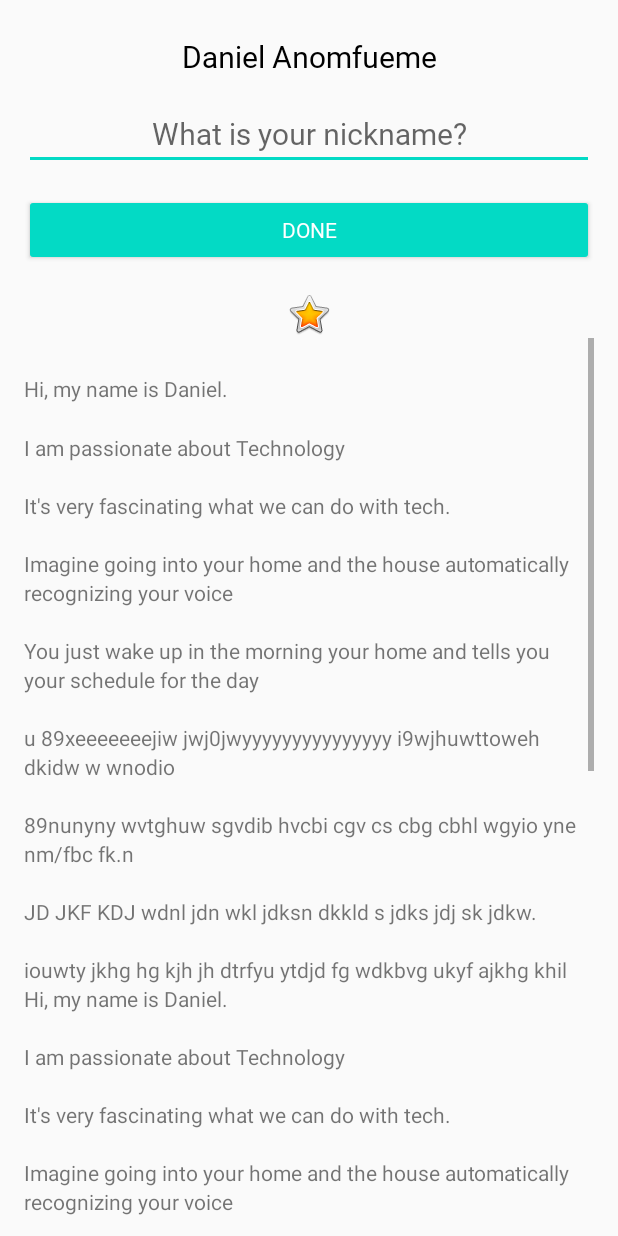
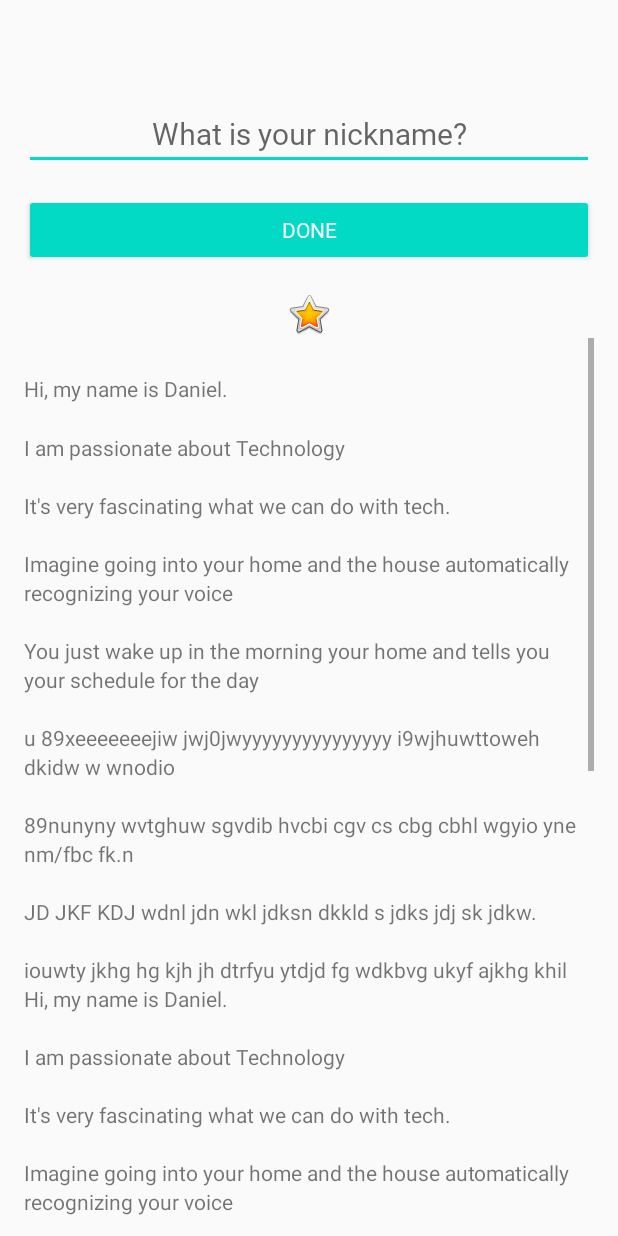
Before and after one commit to LifeofDan-EL/About_Me, an Android app: the layout activity_main.xml on its own in the app's theme, with its tools: preview values and no code run, on a phone screen of 412 x 824 dp. Run offline under Robolectric (Android 15) with nearby library versions, the phone set to English and light mode, and no system bars.

```diff
--- a/app/build.gradle
+++ b/app/build.gradle
@@ -23,6 +23,10 @@ android {
         }
     }
 
+    dataBinding {
+        enabled = true
+    }
+
 }
 
 dependencies {
--- /dev/null
+++ b/app/src/main/java/com/danielanomfueme/aboutme/MyName.kt
@@ -0,0 +1,6 @@
+package com.danielanomfueme.aboutme
+
+data class MyName (
+    var name: String = "",
+    var nickname: String = ""
+)
--- a/app/src/main/res/layout/activity_main.xml
+++ b/app/src/main/res/layout/activity_main.xml
@@ -1,7 +1,16 @@
 <?xml version="1.0" encoding="utf-8"?>
-<androidx.appcompat.widget.LinearLayoutCompat xmlns:android="http://schemas.android.com/apk/res/android"
+<layout
+    xmlns:android="http://schemas.android.com/apk/res/android"
     xmlns:app="http://schemas.android.com/apk/res-auto"
-    xmlns:tools="http://schemas.android.com/tools"
+    xmlns:tools="http://schemas.android.com/tools">
+
+    <data>
+        <variable
+            name="myName"
+            type="com.danielanomfueme.aboutme.MyName" />
+    </data>
+
+<androidx.appcompat.widget.LinearLayoutCompat
     android:layout_width="match_parent"
     android:layout_height="match_parent"
     android:orientation="vertical"
@@ -14,7 +23,7 @@
         style="@style/NameStyle"
         android:layout_width="match_parent"
         android:layout_height="wrap_content"
-        android:text="@string/name"
+        android:text="@={myName.name}"
         android:textAlignment="center" />
 
     <EditText
@@ -25,6 +34,7 @@
         android:ems="10"
         android:hint="@string/what_is_your_nickname"
         android:inputType="textPersonName"
+        android:text="@={myName.nickname}"
         android:textAlignment="center" />
 
     <Button
@@ -68,3 +78,4 @@
     </ScrollView>
 
 </androidx.appcompat.widget.LinearLayoutCompat>
+</layout>
```
Also changed, not shown: app/src/main/java/com/danielanomfueme/aboutme/MainActivity.kt (+23 -11 lines).
